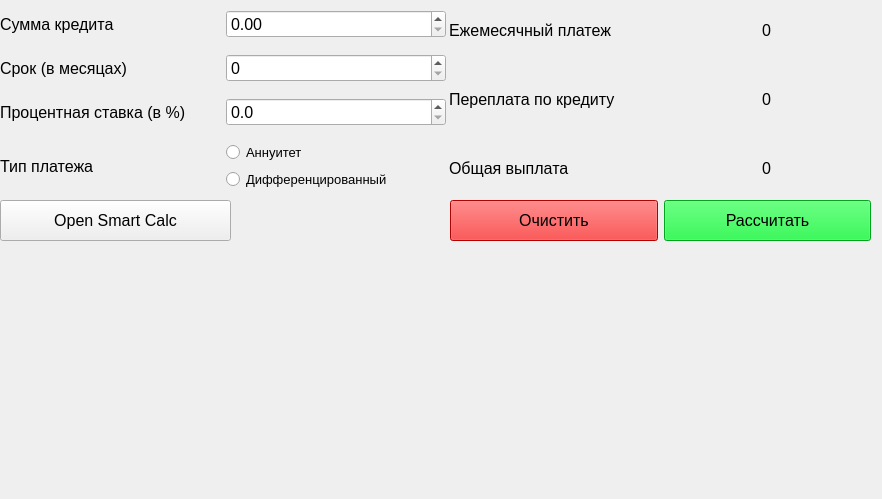
The window that SmartCalc/creditform.ui (zzzhenekkk/smartcalc) describes before a commit, drawn with Qt 5.
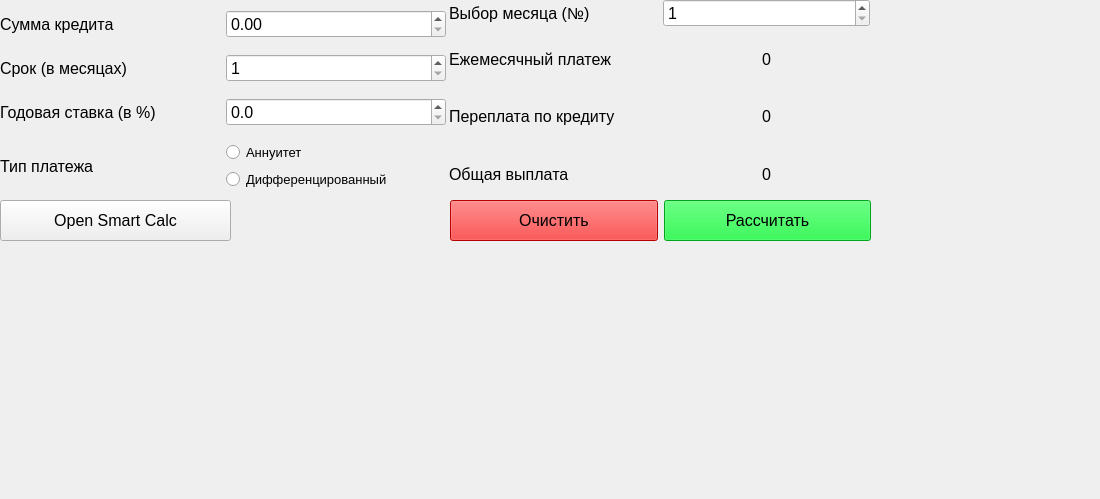
The same window after the commit.

```diff
--- a/SmartCalc/creditform.ui
+++ b/SmartCalc/creditform.ui
@@ -6,7 +6,7 @@
    <rect>
     <x>0</x>
     <y>0</y>
-    <width>882</width>
+    <width>1100</width>
     <height>499</height>
    </rect>
   </property>
@@ -116,7 +116,7 @@
        </font>
       </property>
       <property name="text">
-       <string>Процентная ставка (в %)</string>
+       <string>Годовая ставка (в %)</string>
       </property>
      </widget>
     </item>
@@ -145,6 +145,9 @@
         <pointsize>12</pointsize>
        </font>
       </property>
+      <property name="minimum">
+       <number>1</number>
+      </property>
      </widget>
     </item>
     <item row="0" column="1">
@@ -171,7 +174,22 @@
     </rect>
    </property>
    <layout class="QGridLayout" name="gridLayout_2">
-    <item row="0" column="0">
+    <item row="1" column="1">
+     <widget class="QLabel" name="label_pay_per_month">
+      <property name="font">
+       <font>
+        <pointsize>12</pointsize>
+       </font>
+      </property>
+      <property name="text">
+       <string>0</string>
+      </property>
+      <property name="alignment">
+       <set>Qt::AlignCenter</set>
+      </property>
+     </widget>
+    </item>
+    <item row="1" column="0">
      <widget class="QLabel" name="label">
       <property name="font">
        <font>
@@ -183,7 +201,7 @@
       </property>
      </widget>
     </item>
-    <item row="2" column="0">
+    <item row="3" column="0">
      <widget class="QLabel" name="label_3">
       <property name="font">
        <font>
@@ -195,7 +213,22 @@
       </property>
      </widget>
     </item>
-    <item row="1" column="0">
+    <item row="2" column="1">
+     <widget class="QLabel" name="label_extra_pay">
+      <property name="font">
+       <font>
+        <pointsize>12</pointsize>
+       </font>
+      </property>
+      <property name="text">
+       <string>0</string>
+      </property>
+      <property name="alignment">
+       <set>Qt::AlignCenter</set>
+      </property>
+     </widget>
+    </item>
+    <item row="2" column="0">
      <widget class="QLabel" name="label_2">
       <property name="font">
        <font>
@@ -207,37 +240,7 @@
       </property>
      </widget>
     </item>
-    <item row="0" column="1">
-     <widget class="QLabel" name="label_pay_per_month">
-      <property name="font">
-       <font>
-        <pointsize>12</pointsize>
-       </font>
-      </property>
-      <property name="text">
-       <string>0</string>
-      </property>
-      <property name="alignment">
-       <set>Qt::AlignCenter</set>
-      </property>
-     </widget>
-    </item>
-    <item row="1" column="1">
-     <widget class="QLabel" name="label_extra_pay">
-      <property name="font">
-       <font>
-        <pointsize>12</pointsize>
-       </font>
-      </property>
-      <property name="text">
-       <string>0</string>
-      </property>
-      <property name="alignment">
-       <set>Qt::AlignCenter</set>
-      </property>
-     </widget>
-    </item>
-    <item row="2" column="1">
+    <item row="3" column="1">
      <widget class="QLabel" name="label_total">
       <property name="font">
        <font>
@@ -252,6 +255,30 @@
       </property>
      </widget>
     </item>
+    <item row="0" column="0">
+     <widget class="QLabel" name="label_4">
+      <property name="font">
+       <font>
+        <pointsize>12</pointsize>
+       </font>
+      </property>
+      <property name="text">
+       <string>Выбор месяца (№)</string>
+      </property>
+     </widget>
+    </item>
+    <item row="0" column="1">
+     <widget class="QSpinBox" name="spinBox_month_number">
+      <property name="font">
+       <font>
+        <pointsize>12</pointsize>
+       </font>
+      </property>
+      <property name="minimum">
+       <number>1</number>
+      </property>
+     </widget>
+    </item>
    </layout>
   </widget>
   <widget class="QWidget" name="horizontalLayoutWidget">
```
